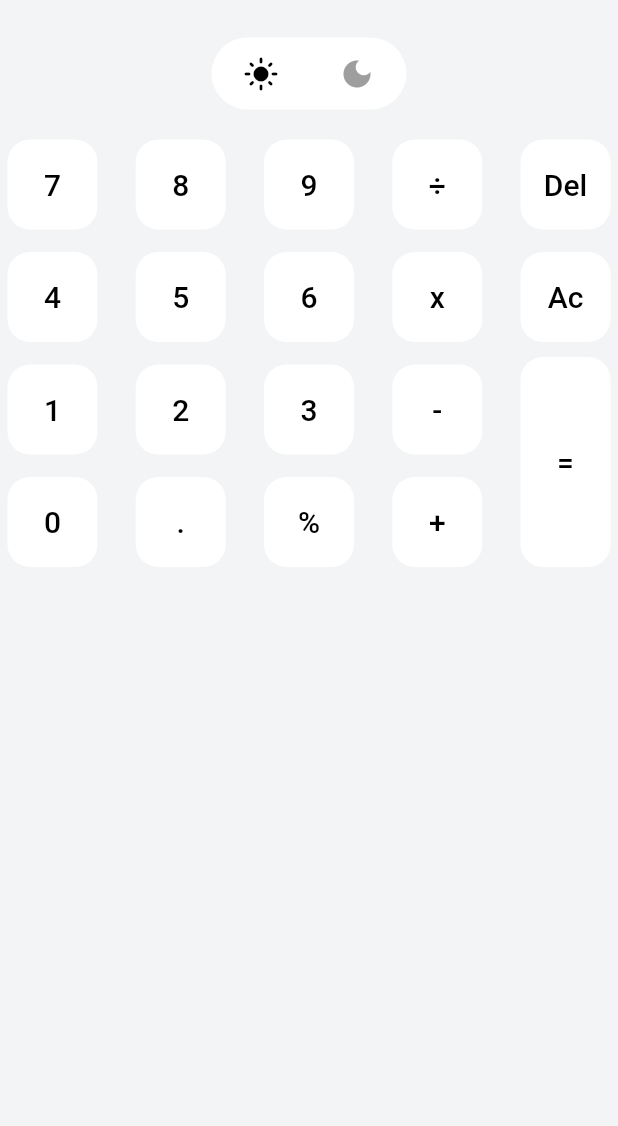
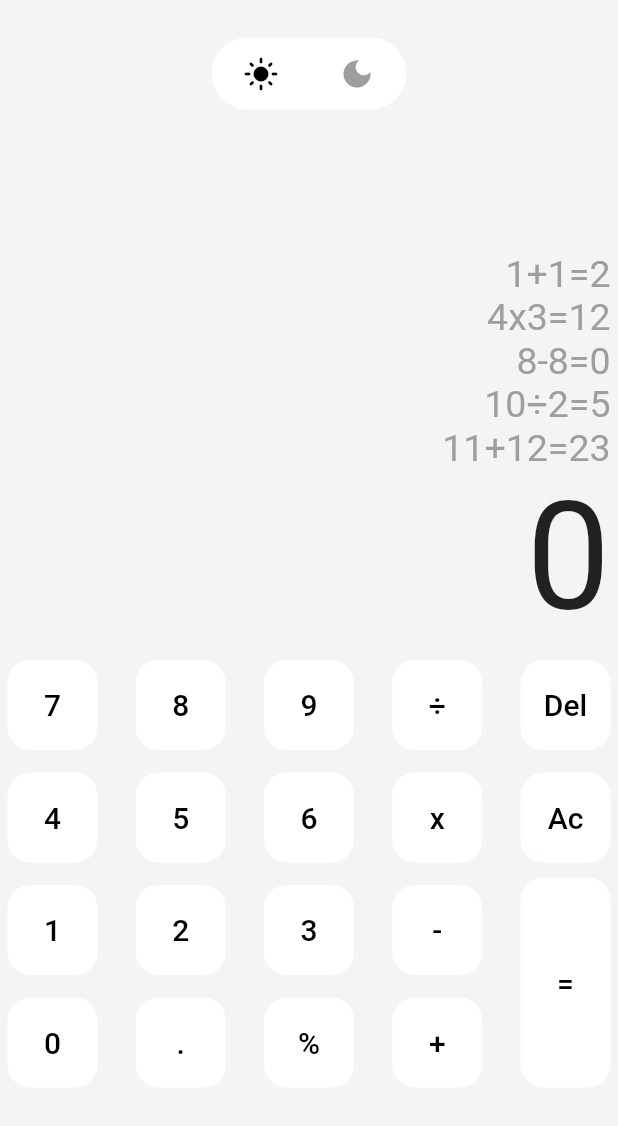
Before and after one commit to noAudio/calculator, a Flutter app: the screen it shows after launch, on a phone screen of 412 x 824 dp. Shown: the top 1126 px of the screen. Run offline on Flutter 3.47's test engine with Material 2 defaults, Android fonts, the phone set to English and light mode, and no system bars.

```diff
--- a/lib/home.dart
+++ b/lib/home.dart
@@ -1,14 +1,17 @@
-import 'package:calculator/calc_button.dart';
+import 'package:calculator/button_area.dart';
+import 'package:calculator/calculation_display.dart';
 import 'package:calculator/theme_button.dart';
 import 'package:flutter/material.dart';
 
 class Home extends StatelessWidget {
   final String title;
+  final bool isLightMode = true;
   const Home({Key? key, required this.title}) : super(key: key);
 
   @override
   Widget build(BuildContext context) {
-    return Container(
+    return Material(
+      child: Container(
         color: const Color(0xFFF2F4F5),
         child: SafeArea(
           child: Column(
@@ -38,149 +41,10 @@ class Home extends StatelessWidget {
                   ),
                 ),
               ),
-            Padding(
-              padding: const EdgeInsets.all(5.0),
-              child: Column(),
-            ),
-            Padding(
-              padding: const EdgeInsets.all(5.0),
-              child: Row(
-                mainAxisAlignment: MainAxisAlignment.spaceBetween,
-                children: [
-                  Column(
-                    children: const [
-                      CalcButton(
-                        backgroundColor: Colors.white,
-                        textColor: Colors.black,
-                        buttonValue: '7',
-                      ),
-                      SizedBox(height: 15),
-                      CalcButton(
-                        backgroundColor: Colors.white,
-                        textColor: Colors.black,
-                        buttonValue: '4',
-                      ),
-                      SizedBox(height: 15),
-                      CalcButton(
-                        backgroundColor: Colors.white,
-                        textColor: Colors.black,
-                        buttonValue: '1',
-                      ),
-                      SizedBox(height: 15),
-                      CalcButton(
-                        backgroundColor: Colors.white,
-                        textColor: Colors.black,
-                        buttonValue: '0',
-                      ),
+              const CalculationDisplay(),
+              const ButtonArea(),
             ],
           ),
-                  Column(
-                    children: const [
-                      CalcButton(
-                        backgroundColor: Colors.white,
-                        textColor: Colors.black,
-                        buttonValue: '8',
-                      ),
-                      SizedBox(height: 15),
-                      CalcButton(
-                        backgroundColor: Colors.white,
-                        textColor: Colors.black,
-                        buttonValue: '5',
-                      ),
-                      SizedBox(height: 15),
-                      CalcButton(
-                        backgroundColor: Colors.white,
-                        textColor: Colors.black,
-                        buttonValue: '2',
-                      ),
-                      SizedBox(height: 15),
-                      CalcButton(
-                        backgroundColor: Colors.white,
-                        textColor: Colors.black,
-                        buttonValue: '.',
-                      ),
-                    ],
-                  ),
-                  Column(
-                    children: const [
-                      CalcButton(
-                        backgroundColor: Colors.white,
-                        textColor: Colors.black,
-                        buttonValue: '9',
-                      ),
-                      SizedBox(height: 15),
-                      CalcButton(
-                        backgroundColor: Colors.white,
-                        textColor: Colors.black,
-                        buttonValue: '6',
-                      ),
-                      SizedBox(height: 15),
-                      CalcButton(
-                        backgroundColor: Colors.white,
-                        textColor: Colors.black,
-                        buttonValue: '3',
-                      ),
-                      SizedBox(height: 15),
-                      CalcButton(
-                        backgroundColor: Colors.white,
-                        textColor: Colors.black,
-                        buttonValue: '%',
-                      ),
-                    ],
-                  ),
-                  Column(
-                    children: const [
-                      CalcButton(
-                        backgroundColor: Colors.white,
-                        textColor: Colors.black,
-                        buttonValue: '÷',
-                      ),
-                      SizedBox(height: 15),
-                      CalcButton(
-                        backgroundColor: Colors.white,
-                        textColor: Colors.black,
-                        buttonValue: 'x',
-                      ),
-                      SizedBox(height: 15),
-                      CalcButton(
-                        backgroundColor: Colors.white,
-                        textColor: Colors.black,
-                        buttonValue: '-',
-                      ),
-                      SizedBox(height: 15),
-                      CalcButton(
-                        backgroundColor: Colors.white,
-                        textColor: Colors.black,
-                        buttonValue: '+',
-                      ),
-                    ],
-                  ),
-                  Column(
-                    children: const [
-                      CalcButton(
-                        backgroundColor: Colors.white,
-                        textColor: Colors.black,
-                        buttonValue: 'Del',
-                      ),
-                      SizedBox(height: 15),
-                      CalcButton(
-                        backgroundColor: Colors.white,
-                        textColor: Colors.black,
-                        buttonValue: 'Ac',
-                      ),
-                      SizedBox(height: 10),
-                      CalcButton(
-                        backgroundColor: Colors.white,
-                        textColor: Colors.black,
-                        buttonValue: '=',
-                        buttonHeight: 140,
-                      ),
-                    ],
-                  ),
-                ],
-              ),
-            ),
-          ],
         ),
       ),
     );
```
Lines whose indentation alone changed are shown as unchanged.
